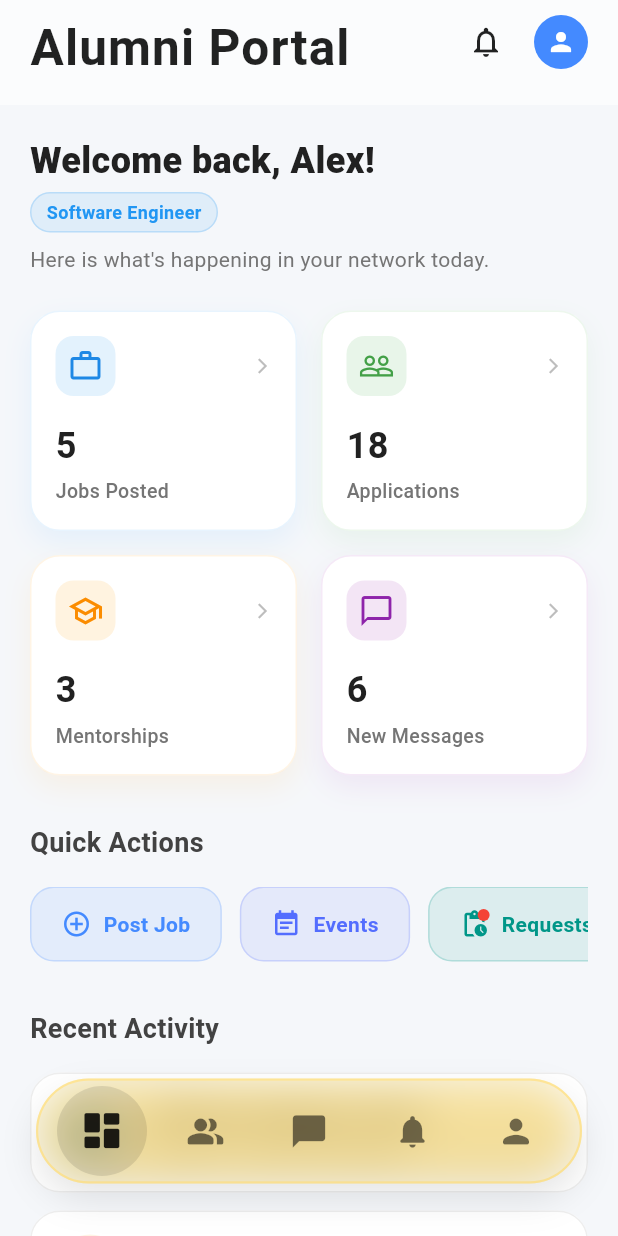
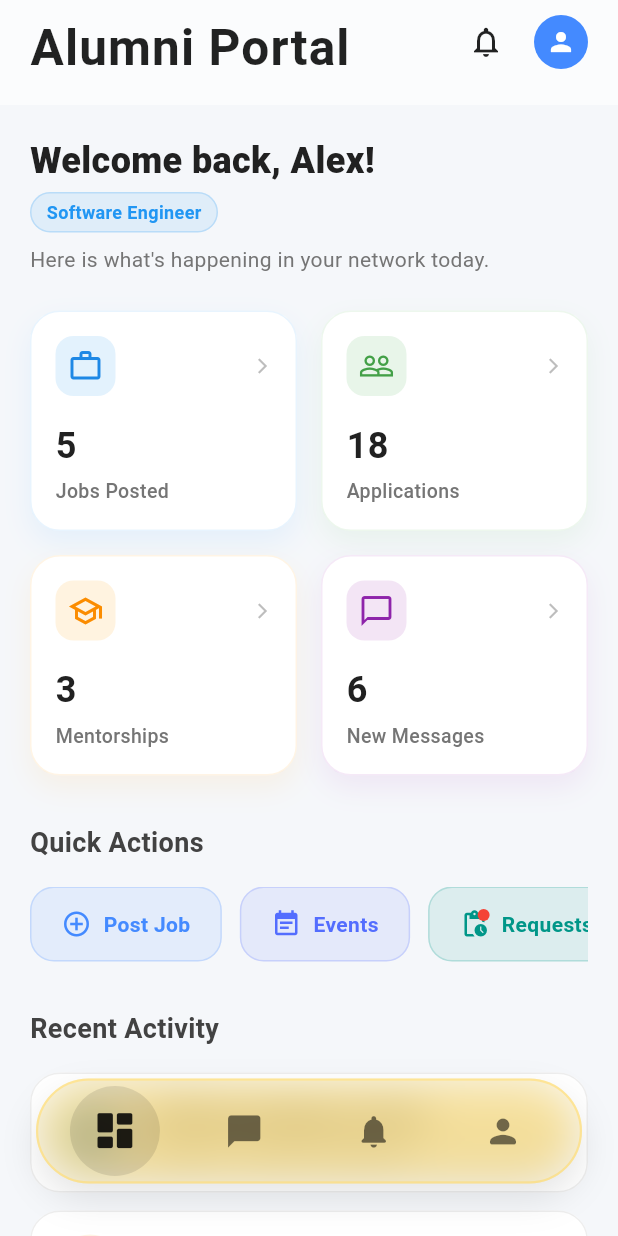
Before and after one commit to NagaSaiTejo/GraduWay, a Flutter app: the screen it shows after launch, after a tap on "Login", on a phone screen of 412 x 824 dp. Run offline on Flutter 3.47's test engine with Material 3 defaults, Android fonts, the phone set to English and light mode, and no system bars; our stand-ins replace device_preview.

Commit message:
Refactor: Remove Alumni Directory page and simplify bottom navigation to 4 items

```diff
--- a/lib/src/main_layout.dart
+++ b/lib/src/main_layout.dart
@@ -29,7 +29,6 @@ class _MainLayoutState extends State<MainLayout> {
     super.initState();
     _pages = [
       Dashboard(userName: widget.userName, techField: widget.techField),
-      const PlaceholderScreen(title: "Alumni Directory", icon: Icons.people_alt_outlined),
       const MentorInboxPage(),
       const PlaceholderScreen(title: "Notifications", icon: Icons.notifications_none),
       ProfileScreen(userName: widget.userName, techField: widget.techField),
--- a/lib/src/widgets/floating_navbar.dart
+++ b/lib/src/widgets/floating_navbar.dart
@@ -41,10 +41,9 @@ class FloatingNavbar extends StatelessWidget {
               mainAxisAlignment: MainAxisAlignment.spaceAround,
               children: [
                 _buildNavItem(0, Icons.dashboard_rounded, "Home"),
-                _buildNavItem(1, Icons.people_alt_rounded, "Alumni"),
-                _buildNavItem(2, Icons.chat_bubble_rounded, "Chat"),
-                _buildNavItem(3, Icons.notifications_rounded, "Alerts"),
-                _buildNavItem(4, Icons.person_rounded, "Profile"),
+                _buildNavItem(1, Icons.chat_bubble_rounded, "Chat"),
+                _buildNavItem(2, Icons.notifications_rounded, "Alerts"),
+                _buildNavItem(3, Icons.person_rounded, "Profile"),
               ],
             ),
           ),
```
